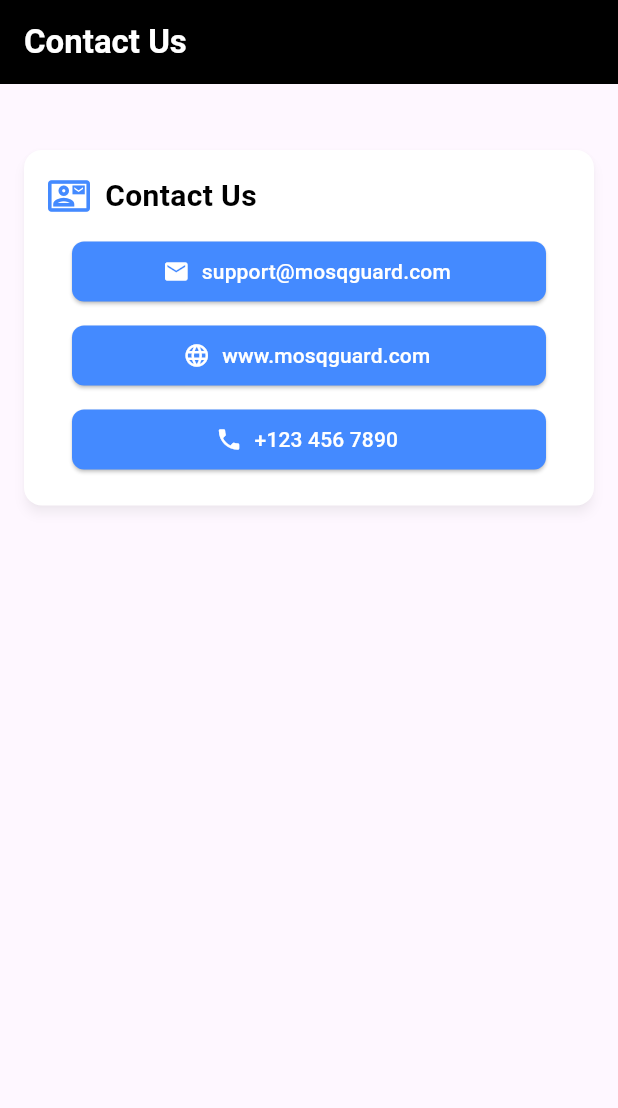
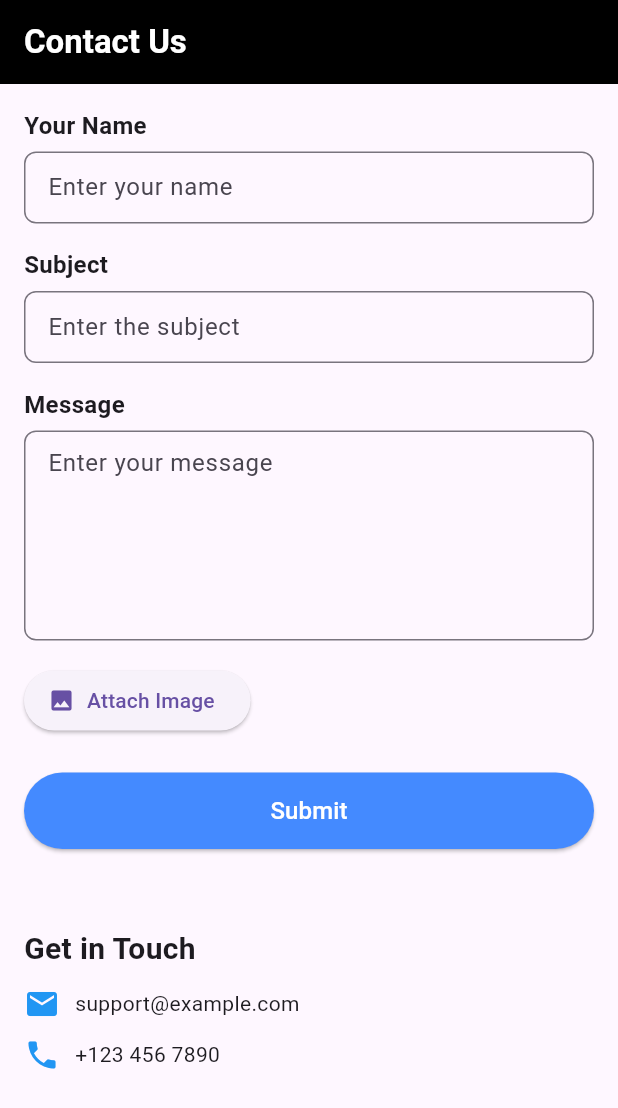
Before and after one commit to thanujaDev26/MOSQGUARD, a Flutter app: the Contactus screen opened directly, on a phone screen of 412 x 824 dp. Shown: the top 1108 px of the screen. Run offline on Flutter 3.47's test engine with Material 3 defaults, Android fonts, the phone set to English and light mode, and no system bars; our stand-ins replace cloud_firestore, firebase_auth, google_maps_flutter, google_sign_in, image_picker, shared_preferences; accounts and stored records are empty; project files that could hold a hidden picture were left out.

Commit message:
contact us

```diff
--- a/lib/pages/ContactUs/ContactUs.dart
+++ b/lib/pages/ContactUs/ContactUs.dart
@@ -1,6 +1,7 @@
 import 'package:flutter/material.dart';
 
 import 'ContactUs_Body.dart';
+import 'ContactUs_Form.dart';
 
 class Contactus extends StatelessWidget {
   const Contactus({super.key});
@@ -17,7 +18,13 @@ class Contactus extends StatelessWidget {
         elevation: 0,
         iconTheme: const IconThemeData(color: Colors.white),
       ),
-      body: ContactUsPage(),
+      body: SingleChildScrollView(
+        child: Column(children: [
+            ContactUsForm(),
+            ContactUsBody(),
+          ],
+        ),
+      ),
     );
   }
 }
--- a/lib/pages/ContactUs/ContactUs_Body.dart
+++ b/lib/pages/ContactUs/ContactUs_Body.dart
@@ -1,112 +1,41 @@
 import 'package:flutter/material.dart';
-import 'package:url_launcher/url_launcher.dart';
-import 'package:mosqguard/utils/theme_notifier.dart';
-import 'package:provider/provider.dart';
 
-class ContactUsPage extends StatelessWidget {
-  const ContactUsPage({super.key});
+class ContactUsBody extends StatelessWidget {
+  const ContactUsBody({super.key});
 
   @override
   Widget build(BuildContext context) {
-    final themeNotifier = Provider.of<ThemeNotifier>(context, listen: false);
-    final isDarkMode = themeNotifier.themeMode == ThemeMode.dark;
-
-    return SafeArea(
-      child: Scaffold(
-        body: SingleChildScrollView(
+    return Padding(
       padding: const EdgeInsets.all(16.0),
       child: Column(
+        crossAxisAlignment: CrossAxisAlignment.start,
         children: [
           const SizedBox(height: 20),
-                // Contact Us Section
-                _buildCardSection(
-                  context,
-                  title: 'Contact Us',
-                  icon: Icons.contact_mail_outlined,
-                  content: '',
-                  child: Column(
-                    children: [
-                      _buildContactButton(Icons.email, 'support@mosqguard.com', 'mailto:support@mosqguard.com'),
-                      _buildContactButton(Icons.language, 'www.mosqguard.com', 'https://www.mosqguard.com'),
-                      _buildContactButton(Icons.phone, '+123 456 7890', 'tel:+1234567890'),
+
+          // Contact Information
+          const Text(
+            "Get in Touch",
+            style: TextStyle(fontSize: 20, fontWeight: FontWeight.bold),
+          ),
+          const SizedBox(height: 10),
+          Row(
+            children: const [
+              Icon(Icons.email, color: Colors.blue),
+              SizedBox(width: 10),
+              Text("support@example.com"),
             ],
           ),
-                ),
+          const SizedBox(height: 10),
+          Row(
+            children: const [
+              Icon(Icons.phone, color: Colors.blue),
+              SizedBox(width: 10),
+              Text("+123 456 7890"),
             ],
           ),
-        ),
+          const SizedBox(height: 20),
+        ],
       ),
     );
   }
-
-  // Card Section Widget
-  Widget _buildCardSection(BuildContext context, {required String title, required IconData icon, required String content, Widget? child}) {
-    final isDarkMode = Provider.of<ThemeNotifier>(context, listen: false).themeMode == ThemeMode.dark;
-    return Card(
-      elevation: 3,
-      margin: const EdgeInsets.symmetric(vertical: 8),
-      shape: RoundedRectangleBorder(borderRadius: BorderRadius.circular(12)),
-      color: isDarkMode ? Colors.black : Colors.white,
-      shadowColor: Colors.black26,
-      child: Padding(
-        padding: const EdgeInsets.all(16.0),
-        child: Column(
-          children: [
-            Row(
-              children: [
-                Icon(icon, color: Colors.blueAccent, size: 28),
-                const SizedBox(width: 10),
-                Text(
-                  title,
-                  style: TextStyle(
-                    fontSize: 20,
-                    fontWeight: FontWeight.bold,
-                    color: isDarkMode ? Colors.white : Colors.black,
-                  ),
-                ),
-              ],
-            ),
-            const SizedBox(height: 8),
-            if (content.isNotEmpty)
-              Text(
-                content,
-                textAlign: TextAlign.justify,
-                style: TextStyle(fontSize: 16, color: isDarkMode ? Colors.grey[200] : Colors.grey[800]),
-              ),
-            if (child != null) child,
-          ],
-        ),
-      ),
-    );
 }
-
-  // Contact Button Widget
-  Widget _buildContactButton(IconData icon, String text, String url) {
-    return Padding(
-      padding: const EdgeInsets.symmetric(vertical: 4, horizontal: 16),
-      child: SizedBox(
-        width: double.infinity,
-        child: ElevatedButton.icon(
-          style: ElevatedButton.styleFrom(
-            backgroundColor: Colors.blueAccent,
-            shape: RoundedRectangleBorder(borderRadius: BorderRadius.circular(8)),
-            padding: const EdgeInsets.symmetric(vertical: 10),
-          ),
-          icon: Icon(icon, color: Colors.white),
-          label: SelectableText(text, style: const TextStyle(color: Colors.white)), // Allows copy-pasting
-          onPressed: () => _launchURL(url),
-        ),
-      ),
-    );
-  }
-
-  // URL Launcher Function
-  void _launchURL(String url) async {
-    final Uri uri = Uri.parse(url);
-    if (await canLaunchUrl(uri)) {
-      await launchUrl(uri);
-    } else {
-      debugPrint('Could not launch $url');
-    }
-  }
-}
--- /dev/null
+++ b/lib/pages/ContactUs/ContactUs_Form.dart
@@ -0,0 +1,126 @@
+import 'package:flutter/material.dart';
+
+class ContactUsForm extends StatefulWidget {
+  const ContactUsForm({super.key});
+
+  @override
+  _ContactUsFormState createState() => _ContactUsFormState();
+}
+
+class _ContactUsFormState extends State<ContactUsForm> {
+  final GlobalKey<FormState> _formKey = GlobalKey<FormState>();
+  final TextEditingController _nameController = TextEditingController();
+  final TextEditingController _subjectController = TextEditingController();
+  final TextEditingController _messageController = TextEditingController();
+
+  @override
+  void dispose() {
+    _nameController.dispose();
+    _subjectController.dispose();
+    _messageController.dispose();
+    super.dispose();
+  }
+
+  void _submitForm() {
+    if (_formKey.currentState!.validate()) {
+      // Handle form submission logic (e.g., send data to backend)
+      ScaffoldMessenger.of(context).showSnackBar(
+        const SnackBar(content: Text('Form submitted successfully!')),
+      );
+    }
+  }
+
+  @override
+  Widget build(BuildContext context) {
+    return Padding(
+      padding: const EdgeInsets.all(16.0),
+      child: Form(
+        key: _formKey,
+        child: Column(
+          crossAxisAlignment: CrossAxisAlignment.start,
+          children: [
+            _buildTextField(
+              controller: _nameController,
+              label: "Your Name",
+              hintText: "Enter your name",
+            ),
+            const SizedBox(height: 16),
+            _buildTextField(
+              controller: _subjectController,
+              label: "Subject",
+              hintText: "Enter the subject",
+            ),
+            const SizedBox(height: 16),
+            _buildTextField(
+              controller: _messageController,
+              label: "Message",
+              hintText: "Enter your message",
+              maxLines: 5,
+            ),
+            const SizedBox(height: 16),
+
+            // Image Upload Button
+            ElevatedButton.icon(
+              onPressed: () {
+                // Implement image selection logic
+              },
+              icon: const Icon(Icons.image),
+              label: const Text("Attach Image"),
+            ),
+            const SizedBox(height: 24),
+
+            // Submit Button
+            SizedBox(
+              width: double.infinity,
+              child: ElevatedButton(
+                onPressed: _submitForm,
+                style: ElevatedButton.styleFrom(
+                  padding: const EdgeInsets.symmetric(vertical: 14),
+                  backgroundColor: Colors.blueAccent,
+                ),
+                child: const Text(
+                  "Submit",
+                  style: TextStyle(fontSize: 16, color: Colors.white),
+                ),
+              ),
+            ),
+          ],
+        ),
+      ),
+    );
+  }
+
+  Widget _buildTextField({
+    required TextEditingController controller,
+    required String label,
+    required String hintText,
+    int maxLines = 1,
+  }) {
+    return Column(
+      crossAxisAlignment: CrossAxisAlignment.start,
+      children: [
+        Text(
+          label,
+          style: const TextStyle(fontSize: 16, fontWeight: FontWeight.bold),
+        ),
+        const SizedBox(height: 6),
+        TextFormField(
+          controller: controller,
+          maxLines: maxLines,
+          decoration: InputDecoration(
+            hintText: hintText,
+            border: OutlineInputBorder(borderRadius: BorderRadius.circular(8)),
+            contentPadding:
+            const EdgeInsets.symmetric(horizontal: 12, vertical: 10),
+          ),
+          validator: (value) {
+            if (value == null || value.trim().isEmpty) {
+              return "$label cannot be empty";
+            }
+            return null;
+          },
+        ),
+      ],
+    );
+  }
+}
```
Lines whose indentation alone changed are shown as unchanged.
